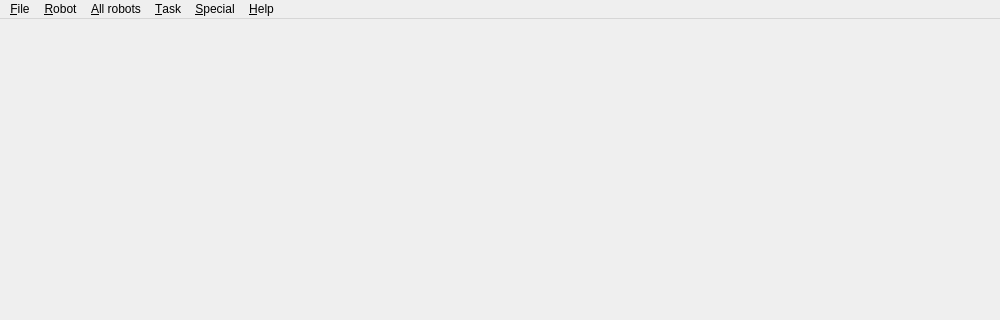
Old version of the form src/ui-qt/base/mainwindow.ui in the repository ptroja/mrrocpp; both pictures show x 0 to 1000 and y 0 to 320 of the 1000 by 700 pixel window.
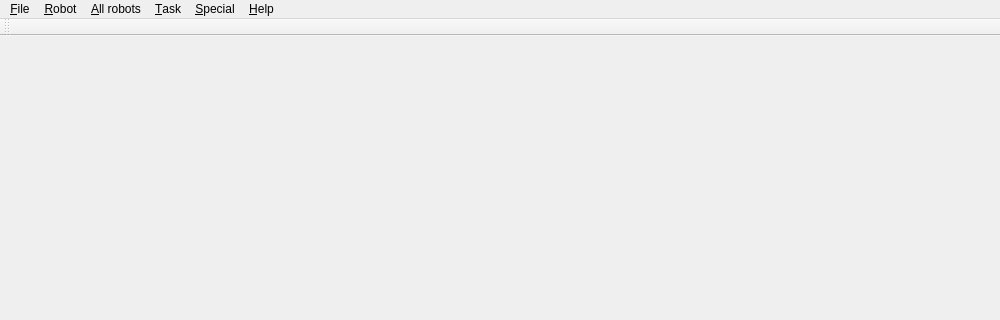
New version of the form.

Patch:
```diff
--- a/src/ui-qt/base/mainwindow.ui
+++ b/src/ui-qt/base/mainwindow.ui
@@ -436,6 +436,17 @@
     </layout>
    </widget>
   </widget>
+  <widget class="QToolBar" name="toolBar">
+   <property name="windowTitle">
+    <string>toolBar</string>
+   </property>
+   <attribute name="toolBarArea">
+    <enum>TopToolBarArea</enum>
+   </attribute>
+   <attribute name="toolBarBreak">
+    <bool>false</bool>
+   </attribute>
+  </widget>
   <action name="actionspkm_EDP_Load">
    <property name="text">
     <string>EDP &amp;Load</string>
```
Left out of the diff: 14 changed lines with no effect on the pictures.
